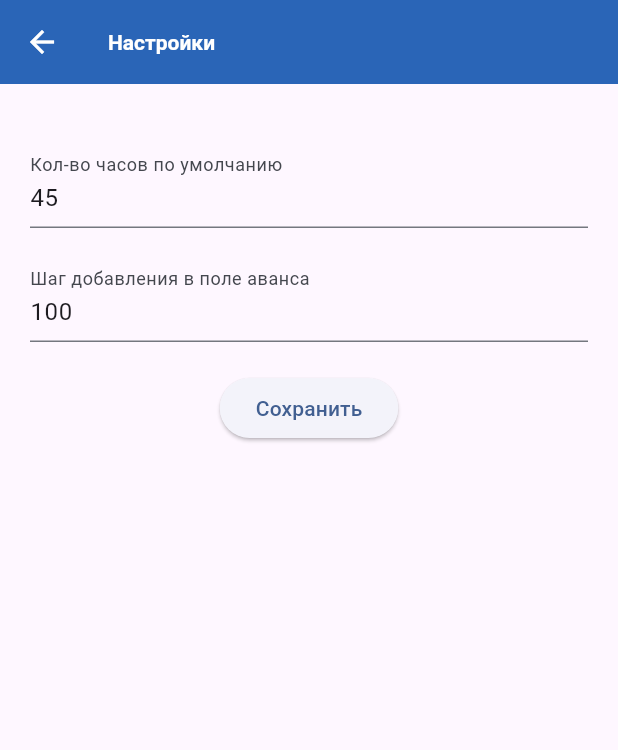
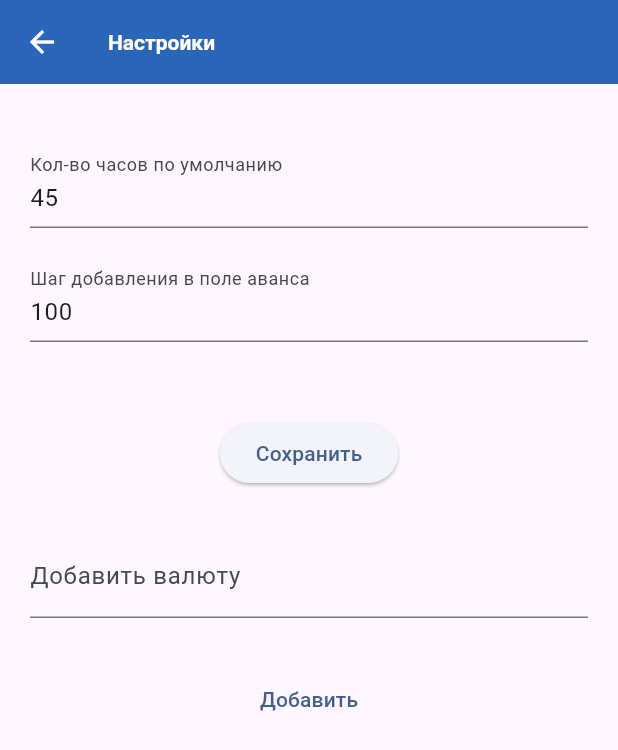
Before and after one commit to Leningram/flutter_tips_app, a Flutter app: the SettingsScreen screen opened directly, on a phone screen of 412 x 824 dp. Shown: the top 750 px of the screen. Run offline on Flutter 3.47's test engine with Material 3 defaults, Android fonts, the phone set to English and light mode, and no system bars; our stand-ins replace cloud_firestore, firebase_auth, firebase_core, flutter_riverpod; accounts and stored records are empty; generated files the repository leaves out were written again.

```diff
--- a/lib/presentations/pages/settings_screen.dart
+++ b/lib/presentations/pages/settings_screen.dart
@@ -1,6 +1,10 @@
 import 'package:flutter/material.dart';
 import 'package:flutter_riverpod/flutter_riverpod.dart';
+import 'package:flutter_tips_app/presentations/widgets/list_info.dart';
 import 'package:flutter_tips_app/providers/settings_provider.dart';
+import 'package:flutter_tips_app/providers/team_prodiver.dart';
+import 'package:flutter_tips_app/styles/text.styles.dart';
+import 'package:flutter_tips_app/utils/formatters.dart';
 
 class SettingsScreen extends ConsumerStatefulWidget {
   const SettingsScreen({super.key});
@@ -15,7 +19,10 @@ class _SettingsScreenState extends ConsumerState<SettingsScreen> {
   final _form = GlobalKey<FormState>();
   late TextEditingController _hoursDefaultController;
   late TextEditingController _advanceStepController;
+  late TextEditingController _newCurrencyController;
+
   bool _isLoading = false;
+  bool _isAddCurrencyLoading = false;
 
   @override
   void initState() {
@@ -24,6 +31,9 @@ class _SettingsScreenState extends ConsumerState<SettingsScreen> {
 
     _hoursDefaultController = TextEditingController(
       text: settings.hoursDefault.toString(),
+    );
+    _newCurrencyController = TextEditingController(
+      text: '',
     );
     _advanceStepController = TextEditingController(
       text: settings.advanceStep.toString(),
@@ -50,13 +60,26 @@ class _SettingsScreenState extends ConsumerState<SettingsScreen> {
     });
   }
 
+  Future<void> _addCurrency() async {
+    _isAddCurrencyLoading = true;
+    try {
+      await ref
+          .read(teamProvider.notifier)
+          .addCurrency(_newCurrencyController.text, 100);
+    } finally {
+      _isAddCurrencyLoading = false;
+    }
+  }
+
   @override
   Widget build(BuildContext context) {
+    final team = ref.read(teamProvider);
     return Scaffold(
       appBar: AppBar(
         title: const Text('Настройки'),
       ),
-      body: Padding(
+      body: SingleChildScrollView(
+        child: Padding(
           padding: const EdgeInsets.fromLTRB(20, 40, 20, 20),
           child: Form(
             key: _form,
@@ -76,11 +99,45 @@ class _SettingsScreenState extends ConsumerState<SettingsScreen> {
                       label: Text('Шаг добавления в поле аванса')),
                 ),
                 const SizedBox(height: 20),
+                if (team != null)
+                  ListView.separated(
+                    shrinkWrap: true,
+                    itemCount: team.currencies.length,
+                    itemBuilder: (context, index) {
+                      final item = team.currencies[index];
+                      return Row(
+                        mainAxisAlignment: MainAxisAlignment.spaceBetween,
+                        children: [
+                          Text(capitalize(item.name)),
+                        ],
+                      );
+                    },
+                    separatorBuilder: (context, index) =>
+                        const Divider(height: 1, thickness: 2),
+                  ),
+                const SizedBox(
+                  height: 30,
+                ),
                 ElevatedButton(
                   onPressed: _isLoading ? null : _saveSettings,
                   child: const Text('Сохранить'),
                 ),
+                const SizedBox(
+                  height: 30,
+                ),
+                TextFormField(
+                  controller: _newCurrencyController,
+                  decoration:
+                      const InputDecoration(label: Text('Добавить валюту')),
+                ),
+                const SizedBox(
+                  height: 30,
+                ),
+                TextButton(
+                    onPressed: _isAddCurrencyLoading ? null : _addCurrency,
+                    child: const Text('Добавить'))
               ],
+            ),
           ),
         ),
       ),
--- a/lib/providers/team_prodiver.dart
+++ b/lib/providers/team_prodiver.dart
@@ -242,7 +242,6 @@ class TeamNotifier extends StateNotifier<Team?> {
 
       if (moneyData.containsKey(newState.mainCurrencyName)) {
         mainCurrencySum = moneyData[newState.mainCurrencyName]!;
-        print(mainCurrencySum);
         await FirebaseFirestore.instance
             .collection('teams')
             .doc(state!.id)
```
Also changed, not shown: lib/presentations/pages/cell_screen.dart (+19 -21 lines), lib/presentations/widgets/money_edit.dart (+18 -1 lines). Lines whose indentation alone changed are shown as unchanged.
